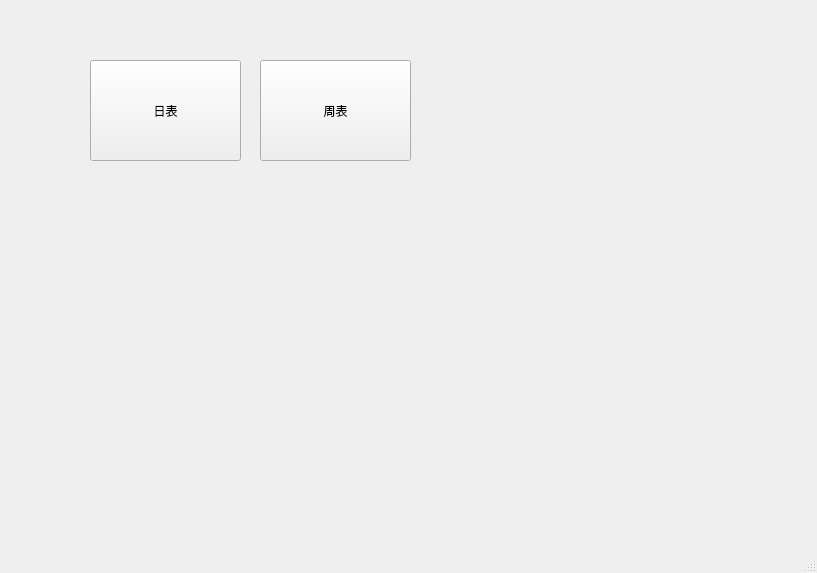
Old version of the form gui/MainWindow.ui in the repository shacoli/desktop-uestc.
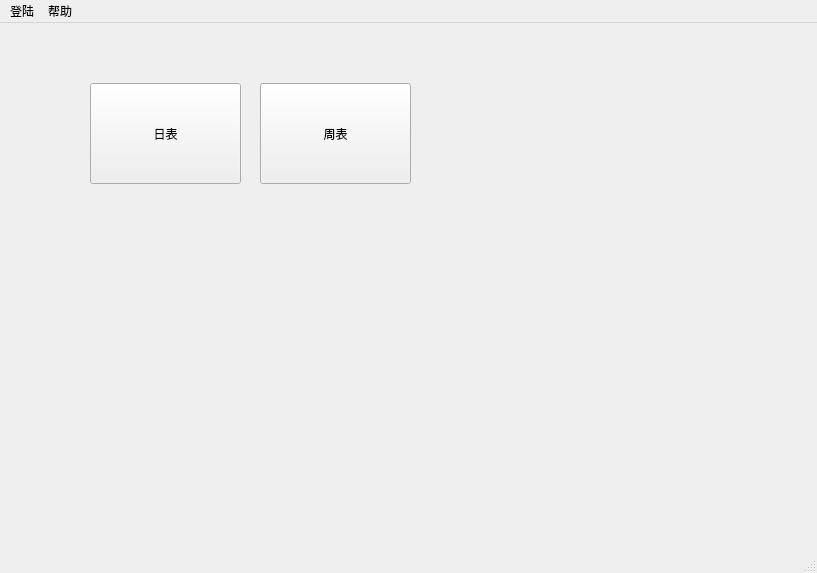
New version of the form.

What changed in the file:
```diff
--- a/gui/MainWindow.ui
+++ b/gui/MainWindow.ui
@@ -47,9 +47,22 @@
      <x>0</x>
      <y>0</y>
      <width>817</width>
-     <height>23</height>
+     <height>28</height>
     </rect>
    </property>
+   <widget class="QMenu" name="menu">
+    <property name="title">
+     <string>登陆</string>
+    </property>
+    <addaction name="action"/>
+   </widget>
+   <widget class="QMenu" name="menu_2">
+    <property name="title">
+     <string>帮助</string>
+    </property>
+   </widget>
+   <addaction name="menu"/>
+   <addaction name="menu_2"/>
   </widget>
   <widget class="QStatusBar" name="statusbar"/>
  </widget>
```
Left out of the diff: 5 changed lines with no effect on the pictures.
